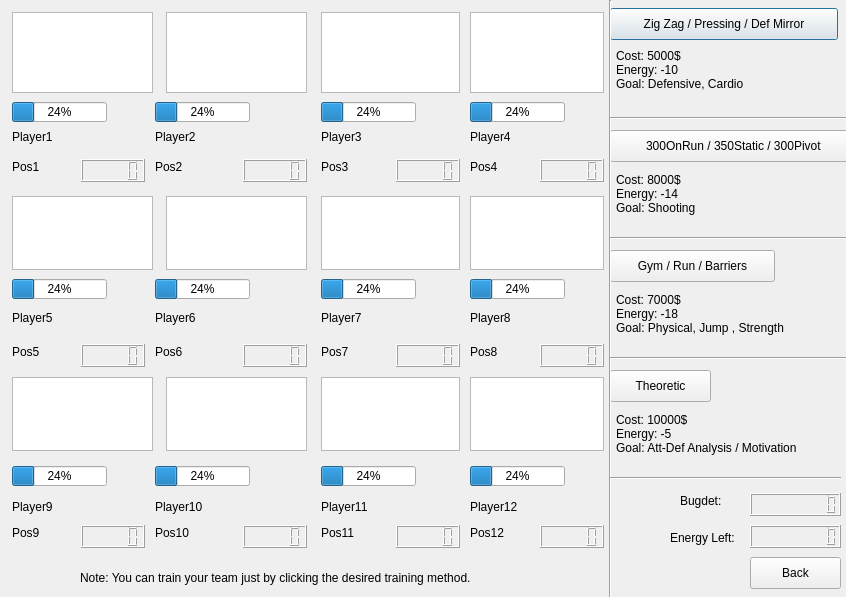
Qt form BTM_Qt/training.ui (skandermoalla/CSE201-Top5) before a commit.
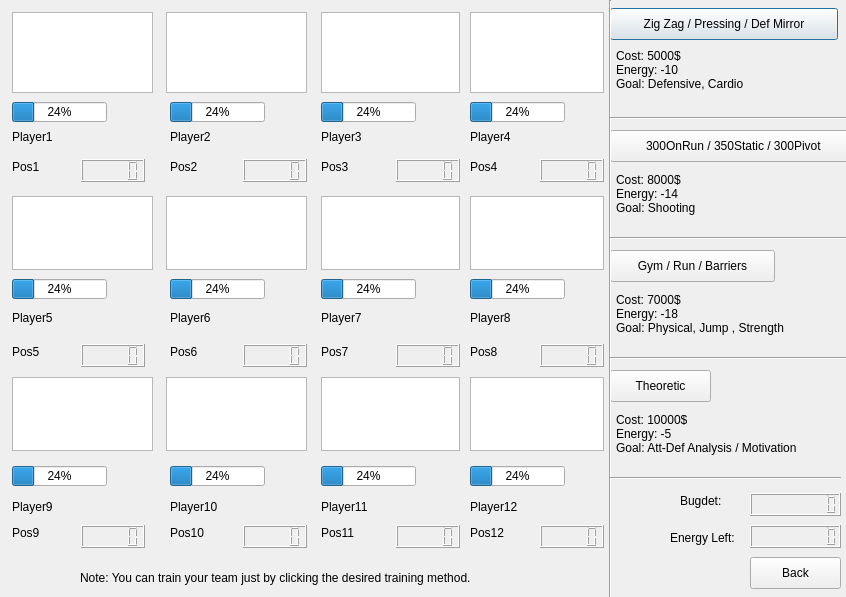
The same form after that commit.

What changed in the file:
```diff
--- a/BTM_Qt/training.ui
+++ b/BTM_Qt/training.ui
@@ -26,9 +26,9 @@
   <widget class="QLabel" name="label_6">
    <property name="geometry">
     <rect>
-     <x>155</x>
+     <x>170</x>
      <y>310</y>
-     <width>141</width>
+     <width>131</width>
      <height>16</height>
     </rect>
    </property>
@@ -39,7 +39,7 @@
   <widget class="QLabel" name="label_2p">
    <property name="geometry">
     <rect>
-     <x>155</x>
+     <x>170</x>
      <y>159</y>
      <width>31</width>
      <height>16</height>
@@ -111,7 +111,7 @@
   <widget class="QProgressBar" name="progressBar_6">
    <property name="geometry">
     <rect>
-     <x>155</x>
+     <x>170</x>
      <y>279</y>
      <width>95</width>
      <height>20</height>
@@ -281,7 +281,7 @@
   <widget class="QProgressBar" name="progressBar_2">
    <property name="geometry">
     <rect>
-     <x>155</x>
+     <x>170</x>
      <y>102</y>
      <width>95</width>
      <height>20</height>
@@ -320,9 +320,9 @@
   <widget class="QLabel" name="label_2">
    <property name="geometry">
     <rect>
-     <x>155</x>
+     <x>170</x>
      <y>129</y>
-     <width>151</width>
+     <width>141</width>
      <height>16</height>
     </rect>
    </property>
@@ -458,7 +458,7 @@
   <widget class="QLabel" name="label_10p">
    <property name="geometry">
     <rect>
-     <x>155</x>
+     <x>170</x>
      <y>525</y>
      <width>37</width>
      <height>16</height>
@@ -484,9 +484,9 @@
   <widget class="QLabel" name="label_10">
    <property name="geometry">
     <rect>
-     <x>155</x>
+     <x>170</x>
      <y>499</y>
-     <width>151</width>
+     <width>131</width>
      <height>16</height>
     </rect>
    </property>
@@ -579,7 +579,7 @@
   <widget class="QProgressBar" name="progressBar_10">
    <property name="geometry">
     <rect>
-     <x>155</x>
+     <x>170</x>
      <y>466</y>
      <width>95</width>
      <height>20</height>
@@ -618,7 +618,7 @@
   <widget class="QLabel" name="label_6p">
    <property name="geometry">
     <rect>
-     <x>155</x>
+     <x>170</x>
      <y>344</y>
      <width>31</width>
      <height>16</height>
```
